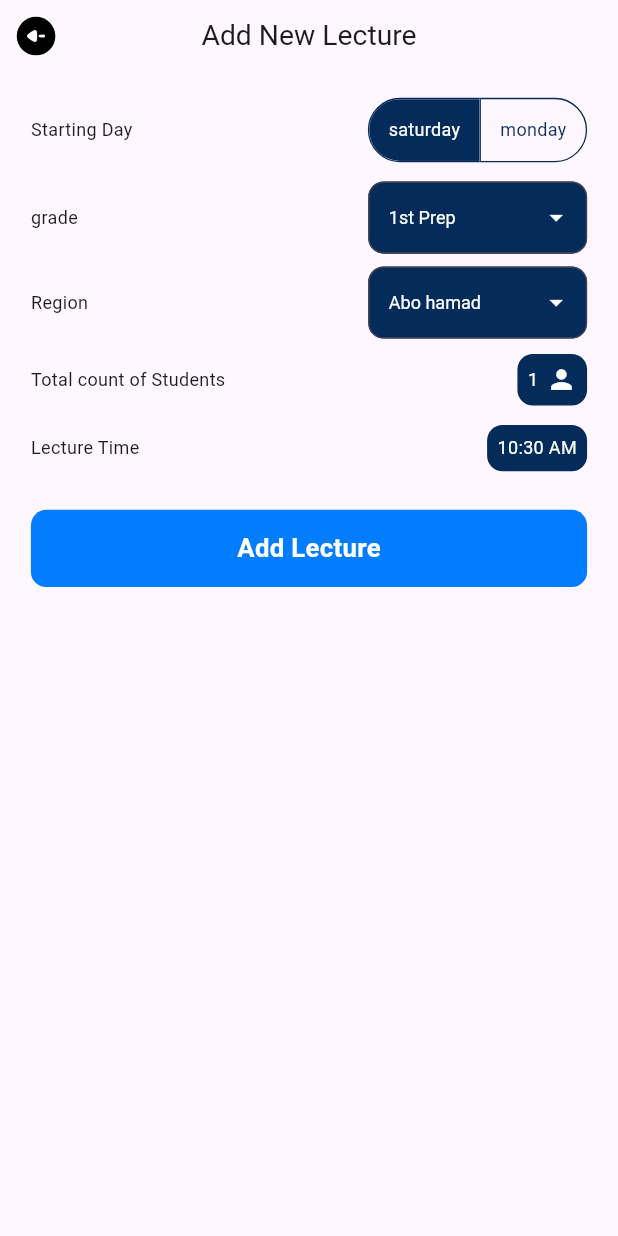
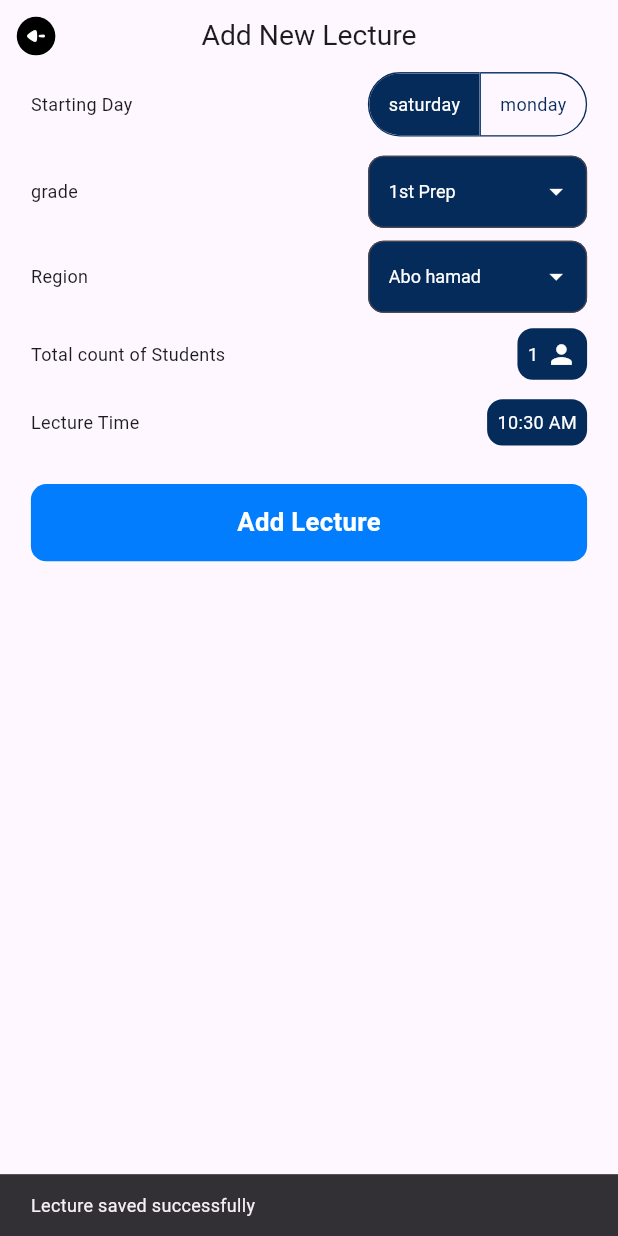
Before and after one commit to abd0-kha1ed/attendance-system, a Flutter app: the AddLectureView screen opened by its route, after a tap on "Add Lecture", on a phone screen of 412 x 824 dp. Run offline on Flutter 3.47's test engine with Material 3 defaults, Android fonts, the phone set to English and light mode, and no system bars; our stand-ins replace bloc, cloud_firestore, firebase_auth, firebase_core, flutter_bloc, font_awesome_flutter and 4 more; accounts and stored records are empty.

Commit message:
create add lecture cubit

```diff
--- /dev/null
+++ b/lib/feature/home/data/models/lecture_model.dart
@@ -0,0 +1,36 @@
+import 'package:cloud_firestore/cloud_firestore.dart';
+
+class LectureModel {
+  final String? id;
+  final DateTime time;
+  final int studentCount;
+  final String startingDay;
+  final DateTime createdAt;
+
+  LectureModel({
+    this.id,
+    required this.time,
+    required this.studentCount,
+    required this.startingDay,
+    required this.createdAt,
+  });
+
+  Map<String, dynamic> toMap() {
+    return {
+      'time': time,
+      'studentCount': studentCount,
+      'startingDay': startingDay,
+      'createdAt': createdAt,
+    };
+  }
+
+  factory LectureModel.fromMap(Map<String, dynamic> map, String id) {
+    return LectureModel(
+      id: id,
+      time: (map['time'] as Timestamp).toDate(),
+      studentCount: map['studentCount'] ?? 0,
+      startingDay: map['startingDay'] ?? 'Saturday',
+      createdAt: (map['createdAt'] as Timestamp).toDate(),
+    );
+  }
+}
--- /dev/null
+++ b/lib/feature/home/presentation/manger/add_lecture_cubit/add_lecture_cubit.dart
@@ -0,0 +1,63 @@
+import 'package:attendance/feature/home/data/models/lecture_model.dart';
+import 'package:attendance/feature/home/presentation/manger/add_lecture_cubit/add_lecture_cubit_state.dart';
+import 'package:bloc/bloc.dart';
+import 'package:cloud_firestore/cloud_firestore.dart';
+
+class AddLectureCubit extends Cubit<AddLectureState> {
+  final FirebaseFirestore firebaseFirestore = FirebaseFirestore.instance;
+  AddLectureCubit()
+      : super(AddLectureState(
+          selectedTime: DateTime.now(),
+          selectedCount: 1,
+          selectedDayIndex: 0,
+        ));
+
+  void updateSelectedTime(DateTime time) {
+    emit(state.copyWith(selectedTime: time));
+  }
+
+  void updateSelectedCount(int count) {
+    emit(state.copyWith(selectedCount: count));
+  }
+
+  void updateSelectedDayIndex(int index) {
+    emit(state.copyWith(selectedDayIndex: index));
+  }
+
+  Future<void> addLectureData() async {
+  try {
+    final lecture = LectureModel(
+      time: state.selectedTime,
+      studentCount: state.selectedCount,
+      startingDay: state.selectedDayIndex == 0 ? 'Saturday' : 'Monday',
+      createdAt: DateTime.now(),
+    );
+
+    final docRef = await FirebaseFirestore.instance.collection('lectures').add(lecture.toMap());
+
+    final lectureModel = LectureModel(
+      id: docRef.id,
+      time: lecture.time,
+      studentCount: lecture.studentCount,
+      startingDay: lecture.startingDay,
+      createdAt: lecture.createdAt,
+    );
+
+  } catch (e) {
+    print("Error saving lecture data: $e");
+  }
+}
+
+
+  Future<List<LectureModel>> fetchLectures() async {
+  try {
+    final querySnapshot = await firebaseFirestore.collection('lectures').get();
+    return querySnapshot.docs.map((doc) => LectureModel.fromMap(doc.data(), doc.id)).toList();
+  } catch (e) {
+    print("Error fetching lectures: $e");
+    return [];
+  }
+}
+
+
+}
--- /dev/null
+++ b/lib/feature/home/presentation/manger/add_lecture_cubit/add_lecture_cubit_state.dart
@@ -0,0 +1,23 @@
+class AddLectureState {
+  final DateTime selectedTime;
+  final int selectedCount;
+  final int selectedDayIndex;
+
+  AddLectureState({
+    required this.selectedTime,
+    required this.selectedCount,
+    required this.selectedDayIndex,
+  });
+
+  AddLectureState copyWith({
+    DateTime? selectedTime,
+    int? selectedCount,
+    int? selectedDayIndex,
+  }) {
+    return AddLectureState(
+      selectedTime: selectedTime ?? this.selectedTime,
+      selectedCount: selectedCount ?? this.selectedCount,
+      selectedDayIndex: selectedDayIndex ?? this.selectedDayIndex,
+    );
+  }
+}
--- a/lib/feature/home/presentation/view/add_lecture_view.dart
+++ b/lib/feature/home/presentation/view/add_lecture_view.dart
@@ -1,6 +1,8 @@
 import 'package:attendance/core/widgets/custom_lift_arrow.dart';
+import 'package:attendance/feature/home/presentation/manger/add_lecture_cubit/add_lecture_cubit.dart';
 import 'package:attendance/feature/home/presentation/view/widgets/add_lecture_view_body.dart';
 import 'package:flutter/material.dart';
+import 'package:flutter_bloc/flutter_bloc.dart';
 
 class AddLectureView extends StatelessWidget {
   const AddLectureView({super.key});
@@ -19,7 +21,10 @@ class AddLectureView extends StatelessWidget {
         title: const Text('Add New Lecture'),
         centerTitle: true,
       ),
-      body: const AddLectureViewBody(),
+      body: BlocProvider(
+        create: (context) => AddLectureCubit(),
+        child: const AddLectureViewBody(),
+      ),
     );
   }
 }
--- a/lib/feature/home/presentation/view/widgets/add_lecture_view_body.dart
+++ b/lib/feature/home/presentation/view/widgets/add_lecture_view_body.dart
@@ -1,9 +1,13 @@
 import 'package:attendance/constant.dart';
 import 'package:attendance/core/widgets/custom_container.dart';
+import 'package:attendance/core/widgets/custom_snack_bar.dart';
+import 'package:attendance/feature/home/presentation/manger/add_lecture_cubit/add_lecture_cubit.dart';
+import 'package:attendance/feature/home/presentation/manger/add_lecture_cubit/add_lecture_cubit_state.dart';
 import 'package:attendance/feature/home/presentation/view/widgets/custom_dropdown_button.dart';
 import 'package:attendance/feature/home/presentation/view/widgets/time_picker_bottom_sheet.dart';
 
 import 'package:flutter/material.dart';
+import 'package:flutter_bloc/flutter_bloc.dart';
 
 class AddLectureViewBody extends StatefulWidget {
   const AddLectureViewBody({super.key});
@@ -68,18 +72,18 @@ class _AddLectureViewBodyState extends State<AddLectureViewBody> {
 
   @override
   Widget build(BuildContext context) {
+    return BlocBuilder<AddLectureCubit, AddLectureState>(
+        builder: (context, state) {
+      final cubit = context.read<AddLectureCubit>();
+
       return Padding(
         padding: const EdgeInsets.symmetric(horizontal: 24),
         child: Column(
           children: [
-          const SizedBox(
-            height: 20,
-          ),
             Row(
               mainAxisAlignment: MainAxisAlignment.spaceBetween,
               children: [
                 const Text('Starting Day'),
-              const SizedBox(width: 16),
                 ToggleButtons(
                   color: kAppBarColor,
                   borderColor: kAppBarColor,
@@ -87,34 +91,19 @@ class _AddLectureViewBodyState extends State<AddLectureViewBody> {
                   selectedColor: Colors.white,
                   fillColor: kAppBarColor,
                   borderRadius: BorderRadius.circular(28),
-                isSelected: isSelected,
-                onPressed: (int index) {
-                  setState(() {
-                    for (int i = 0; i < isSelected.length; i++) {
-                      isSelected[i] = i == index; // Update selection state
-                    }
-                  });
+                  isSelected: List.generate(
+                      2, (index) => index == state.selectedDayIndex),
+                  onPressed: (index) {
+                    cubit.updateSelectedDayIndex(index);
                   },
                   children: const [
                     Padding(
                       padding: EdgeInsets.symmetric(horizontal: 15.0),
-                    child: Row(
-                      mainAxisSize: MainAxisSize.min,
-                      children: [
-                        // Assistant icon
-                        Text('saturday'),
-                      ],
-                    ),
+                      child: Text('saturday'),
                     ),
                     Padding(
                       padding: EdgeInsets.symmetric(horizontal: 15.0),
-                    child: Row(
-                      mainAxisSize: MainAxisSize.min,
-                      children: [
-                        // Teacher icon
-                        Text('monday'),
-                      ],
-                    ),
+                      child: Text('monday'),
                     ),
                   ],
                 ),
@@ -238,10 +227,14 @@ class _AddLectureViewBodyState extends State<AddLectureViewBody> {
             ),
             CustomContainer(
               text: 'Add Lecture',
-            onTap: () {},
+              onTap: () async {
+                await context.read<AddLectureCubit>().addLectureData();
+                showSnackBar(context, 'Lecture saved successfully');
+              },
             )
           ],
         ),
       );
+    });
   }
 }
```
Lines whose indentation alone changed are shown as unchanged.
